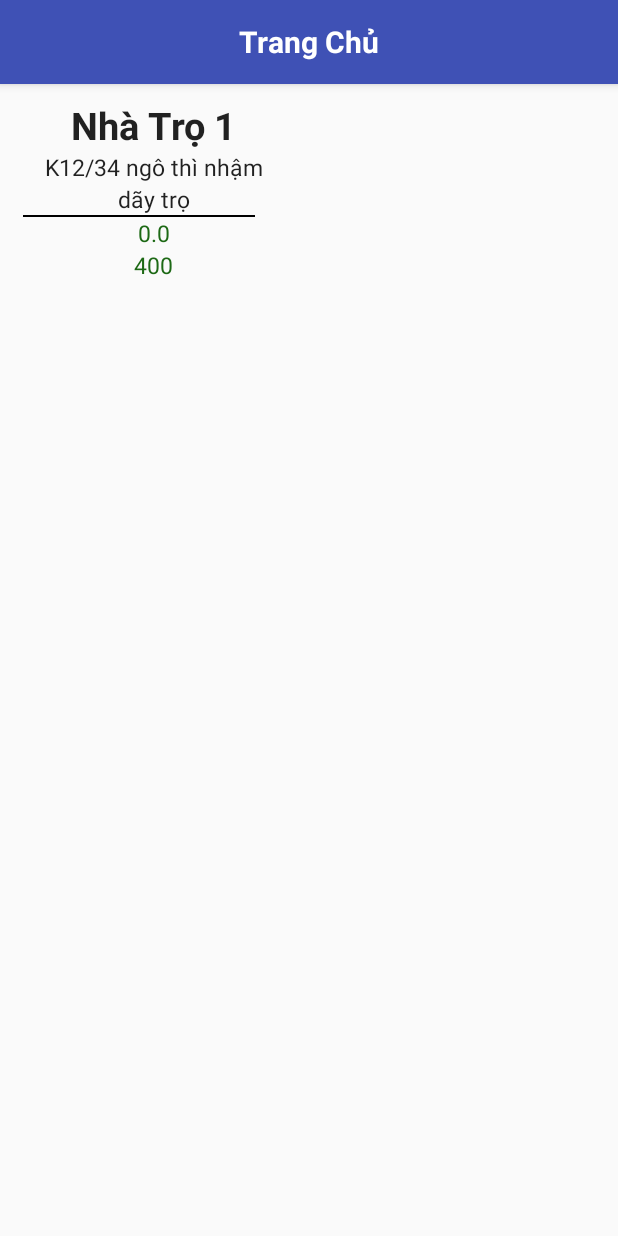
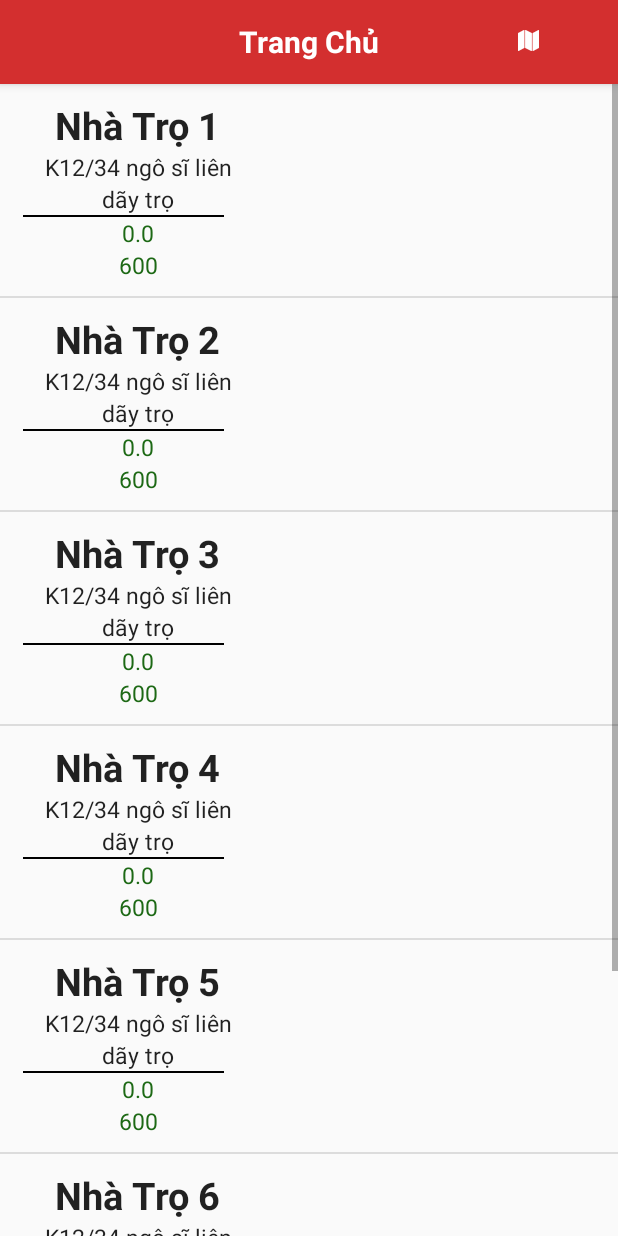
Before and after one commit to huynhsang/EasyPlaces, an Android app: the fragment Fragment_Home placed in its activity, on a phone screen of 412 x 824 dp. Run offline under Robolectric (Android 15) with nearby library versions, the phone set to English and light mode, and no system bars; libraries missing offline, so code that uses them is left out: com.roughike.bottombar; 12 statements that could not run were skipped.

```diff
--- a/app/build.gradle
+++ b/app/build.gradle
@@ -30,4 +30,5 @@ dependencies {
     compile 'com.android.support:design:23.4.0'
     compile 'com.roughike:bottom-bar:1.2.1'
 //    compile 'com.android.support:support-v4:23.4.0'
+    compile 'com.google.android.gms:play-services:9.0.1'
 }
--- a/app/src/main/java/com/vn/beta/easyplaces/models/Post.java
+++ b/app/src/main/java/com/vn/beta/easyplaces/models/Post.java
@@ -4,7 +4,7 @@ package com.vn.beta.easyplaces.models;
 public class Post {
 
     private int id, price, ownerId;
-    private String name, address, type, longitude, latitude, dateTime, zone;
+    private String name, address, type, dateTime, zone,longitude, latitude;
     private float area;
 
     private String link;
@@ -30,6 +30,15 @@ public class Post {
         this.type = type;
         this.price = price;
         this.link = link;
+    }
+    public Post(String name, String address, String type, float area, int price, String link,String latitude,String longitude){
+        this.name = name;
+        this.address = address;
+        this.type = type;
+        this.price = price;
+        this.link = link;
+        this.latitude=latitude;
+        this.longitude=longitude;
     }
 
     public int getId() {
--- a/app/src/main/java/com/vn/beta/easyplaces/views/activities/MainActivity.java
+++ b/app/src/main/java/com/vn/beta/easyplaces/views/activities/MainActivity.java
@@ -1,8 +1,12 @@
 package com.vn.beta.easyplaces.views.activities;
 
+import android.app.Activity;
+import android.content.Intent;
 import android.os.Bundle;
 import android.support.v7.app.ActionBar;
 import android.support.v7.app.AppCompatActivity;
+import android.view.View;
+import android.widget.Button;
 import android.widget.TextView;
 
 import com.roughike.bottombar.BottomBar;
@@ -19,6 +23,7 @@ public class MainActivity extends AppCompatActivity {
     BottomBar bottomBar;
     ActionBar actionBar;
     TextView txtTitle;
+    Button btnToMap;
     @Override
     protected void onCreate(Bundle savedInstanceState) {
         super.onCreate(savedInstanceState);
@@ -29,24 +34,37 @@ public class MainActivity extends AppCompatActivity {
     }
 
     private void addEvents() {
+        btnToMap.setOnClickListener(new View.OnClickListener() {
+            @Override
+            public void onClick(View v) {
+                Intent intent=new Intent(MainActivity.this,MapsActivity.class);
+                startActivity(intent);
+            }
+        });
+
         bottomBar.setOnItemSelectedListener(new OnTabSelectedListener() {
             @Override
             public void onItemSelected(int position) {
                 switch (position){
                     case 0:
                         txtTitle.setText("Trang Chủ");
+                        btnToMap.setVisibility(View.VISIBLE);
                         break;
                     case 1:
                         txtTitle.setText("Tìm Kiếm");
+                        btnToMap.setVisibility(View.GONE);
                         break;
                     case 2:
                         txtTitle.setText("Đã Lưu");
+                        btnToMap.setVisibility(View.GONE);
                         break;
                     case 3:
                         txtTitle.setText("Thông Báo");
+                        btnToMap.setVisibility(View.GONE);
                         break;
                     case 4:
                         txtTitle.setText("Menu");
+                        btnToMap.setVisibility(View.GONE);
                         break;
                 }
             }
@@ -65,14 +83,14 @@ public class MainActivity extends AppCompatActivity {
                 new BottomBarFragment(SampleFragment.newInstance("notification"),R.drawable.ic_notifications_none_black_24dp,"Noti.."),
                 new BottomBarFragment(SampleFragment.newInstance("setting"),R.drawable.ic_menu_black_24dp,"Menu")
         );
-        bottomBar.mapColorForTab(0, "#3B494C");
+        bottomBar.mapColorForTab(0, "#D32F2F");
         bottomBar.mapColorForTab(1, "#00796B");
         bottomBar.mapColorForTab(2, "#7B1FA2");
-        bottomBar.mapColorForTab(3, "#FF5252");
+        bottomBar.mapColorForTab(3, "#3B494C");
         bottomBar.mapColorForTab(4, "#FFF9B70E");
 
 
-        BottomBarBadge bottomBarBadge=bottomBar.makeBadgeForTabAt(3,"#E91E63",4);
+        BottomBarBadge bottomBarBadge=bottomBar.makeBadgeForTabAt(3,"#1A237E",4);
         bottomBarBadge.show();
         bottomBarBadge.setAnimationDuration(200);
         actionBar=getSupportActionBar();
@@ -80,7 +98,7 @@ public class MainActivity extends AppCompatActivity {
         actionBar.setDisplayOptions(ActionBar.DISPLAY_SHOW_CUSTOM);
         actionBar.setCustomView(R.layout.layout_toolbar);
         txtTitle = (TextView) findViewById(R.id.myToolbarTitle);
-
+        btnToMap= (Button) findViewById(R.id.btnToMap);
 
 
     }
--- a/app/src/main/java/com/vn/beta/easyplaces/views/fragments/Fragment_Home.java
+++ b/app/src/main/java/com/vn/beta/easyplaces/views/fragments/Fragment_Home.java
@@ -21,13 +21,12 @@ import java.util.ArrayList;
 
 
 public class Fragment_Home extends Fragment {
-    private ArrayList<Post> hotels;
+    private static ArrayList<Post> posts=new ArrayList<>();
     private ListView listView;
     public static AdapterListViewHome adapterListViewHome;
     public static ArrayList<Bitmap> bitmaps;
     public static boolean flag=false;
 
-//    private static final String STARTING_TEXT = "BOTTOM BAR";
 
     public Fragment_Home() {
     }
@@ -43,14 +42,14 @@ public class Fragment_Home extends Fragment {
     public View onCreateView(LayoutInflater inflater, ViewGroup container, Bundle savedInstanceState) {
         View view = inflater.inflate(R.layout.fragment_home, container, false);
         listView = (ListView) view.findViewById(R.id.lvHotel);
-        hotels = new ArrayList<>();
+        posts = new ArrayList<>();
         final ArrayList<String> links=new ArrayList<>();
         giaLap(links);
 
         adapterListViewHome = new AdapterListViewHome(
                 getActivity(),
                 R.layout.item_home,
-                hotels);
+                posts);
         listView.setAdapter(adapterListViewHome);
         if (bitmaps==null){
             DownloadImage downloadImage=new DownloadImage(getContext());
@@ -62,28 +61,30 @@ public class Fragment_Home extends Fragment {
 
     private void giaLap(ArrayList<String> links) {
 
-        hotels.add(new Post("Nhà Trọ 1", "K12/34 ngô thì nhậm",
-                "dãy trọ", 40, 400, "http://www.xaydungdatnguon.com/images/dichvu/1429115624_tu-van-xay-dung-nha-tro.jpg"));
-        /*hotels.add(new Post("Nhà Trọ 2", "K12/34 ngô sĩ liên",
-                "dãy trọ", 40, 400, "https://fbcdn-photos-c-a.akamaihd.net/hphotos-ak-xlf1/v/t1.0-0/s403x403/8296_1555283951428831_7600305487764050737_n.jpg?oh=df95d817924aeafadbceffa367fa6913&oe=5823A4FC&__gda__=1478197573_4791449df403271acff580e5f5003745"));
-        hotels.add(new Post("Nhà Trọ 3", "K12/34 ngô sĩ liên",
-                "dãy trọ", 40, 400, "http://www.xaydungdatnguon.com/images/dichvu/1429115624_tu-van-xay-dung-nha-tro.jpg"));
-        hotels.add(new Post("Nhà Trọ 4", "K12/34 ngô sĩ liên",
-                "dãy trọ", 40, 400, "http://www.xaydungdatnguon.com/images/dichvu/1429115624_tu-van-xay-dung-nha-tro.jpg"));
-        hotels.add(new Post("Nhà Trọ 5", "K12/34 ngô sĩ liên",
-                "dãy trọ", 40, 400, "http://www.xaydungdatnguon.com/images/dichvu/1429115624_tu-van-xay-dung-nha-tro.jpg"));
-        hotels.add(new Post("Nhà Trọ 6", "K12/34 ngô sĩ liên",
-                "dãy trọ", 40, 400, "http://www.xaydungdatnguon.com/images/dichvu/1429115624_tu-van-xay-dung-nha-tro.jpg"));
-        hotels.add(new Post("Nhà Trọ 7", "K12/34 ngô sĩ liên",
-                "dãy trọ", 40, 400, "https://scontent-hkg3-1.xx.fbcdn.net/v/t1.0-9/13614961_1187910394586621_7843891021441422156_n.jpg?oh=4e2115b6a48aa33b557dd396982835ca&oe=58134AE6"));*/
-        links.add(hotels.get(0).getLink());
-       /* links.add(hotels.get(1).getLink());
-        links.add(hotels.get(2).getLink());
-        links.add(hotels.get(3).getLink());
-        links.add(hotels.get(4).getLink());
-        links.add(hotels.get(5).getLink());
-        links.add(hotels.get(6).getLink());*/
+        posts.add(new Post("Nhà Trọ 1", "K12/34 ngô sĩ liên",
+                "dãy trọ", 40, 600, "http://www.xaydungdatnguon.com/images/dichvu/1429115624_tu-van-xay-dung-nha-tro.jpg","-58.499435", "74.882813"));
+        posts.add(new Post("Nhà Trọ 2", "K12/34 ngô sĩ liên",
+                "dãy trọ", 40, 600, "https://fbcdn-photos-c-a.akamaihd.net/hphotos-ak-xlf1/v/t1.0-0/s403x403/8296_1555283951428831_7600305487764050737_n.jpg?oh=df95d817924aeafadbceffa367fa6913&oe=5823A4FC&__gda__=1478197573_4791449df403271acff580e5f5003745","0.955766", "34.804688"));
+        posts.add(new Post("Nhà Trọ 3", "K12/34 ngô sĩ liên",
+                "dãy trọ", 40, 600, "http://www.xaydungdatnguon.com/images/dichvu/1429115624_tu-van-xay-dung-nha-tro.jpg","30.968189", "-87.539063"));
+        posts.add(new Post("Nhà Trọ 4", "K12/34 ngô sĩ liên",
+                "dãy trọ", 40, 600, "http://www.xaydungdatnguon.com/images/dichvu/1429115624_tu-van-xay-dung-nha-tro.jpg","16.082093", "108.109632"));
+        posts.add(new Post("Nhà Trọ 5", "K12/34 ngô sĩ liên",
+                "dãy trọ", 40, 600, "http://www.xaydungdatnguon.com/images/dichvu/1429115624_tu-van-xay-dung-nha-tro.jpg","16.082093", "108.109632"));
+        posts.add(new Post("Nhà Trọ 6", "K12/34 ngô sĩ liên",
+                "dãy trọ", 40, 600, "http://www.xaydungdatnguon.com/images/dichvu/1429115624_tu-van-xay-dung-nha-tro.jpg","16.075907", "108.118944"));
+        posts.add(new Post("Nhà Trọ 7", "K12/34 ngô sĩ liên",
+                "dãy trọ", 40, 600, "https://scontent-hkg3-1.xx.fbcdn.net/v/t1.0-9/13614961_1187910394586621_7843891021441422156_n.jpg?oh=4e2115b6a48aa33b557dd396982835ca&oe=58134AE6","16.078670", "108.098645"));
+        links.add(posts.get(0).getLink());
+        links.add(posts.get(1).getLink());
+        links.add(posts.get(2).getLink());
+        links.add(posts.get(3).getLink());
+        links.add(posts.get(4).getLink());
+        links.add(posts.get(5).getLink());
+        links.add(posts.get(6).getLink());
     }
 
-
+    public static ArrayList<Post> getPosts() {
+        return posts;
+    }
 }
--- a/app/src/main/res/layout/layout_toolbar.xml
+++ b/app/src/main/res/layout/layout_toolbar.xml
@@ -1,18 +1,31 @@
 <?xml version="1.0" encoding="utf-8"?>
-<LinearLayout
-    xmlns:android="http://schemas.android.com/apk/res/android"
+<RelativeLayout xmlns:android="http://schemas.android.com/apk/res/android"
     android:layout_width="match_parent"
     android:layout_height="wrap_content"
-    android:orientation="vertical" >
+    xmlns:app="http://schemas.android.com/apk/res-auto">
 
-<TextView
+    <TextView
     android:layout_width="wrap_content"
     android:layout_height="wrap_content"
-    android:layout_gravity="center"
-    android:text="Trang Chủ"
+        android:text="Trang Chủ"
     android:textColor="#ffffff"
     android:id="@+id/myToolbarTitle"
     android:textSize="20sp"
-    android:textStyle="bold"/>
+    android:textStyle="bold"
+        android:layout_gravity="center_horizontal"
+        android:layout_alignParentTop="true"
+        android:layout_centerHorizontal="true" />
 
-</LinearLayout>
+    <com.vn.beta.easyplaces.effects.fonts.CustomFontButton
+        android:layout_width="wrap_content"
+        android:layout_height="wrap_content"
+        android:id="@+id/btnToMap"
+        app:font="@string/font_fontawesome"
+        android:text="&#xf279;"
+        android:layout_alignParentTop="true"
+        android:layout_alignParentEnd="true"
+        android:background="#00ffffff"
+        android:textColor="#ffffff"
+        android:layout_alignBottom="@+id/myToolbarTitle" />
+
+</RelativeLayout>
--- /dev/null
+++ b/app/src/main/res/values-w820dp/dimens.xml
@@ -0,0 +1,6 @@
+<resources>
+    <!-- Example customization of dimensions originally defined in res/values/dimens.xml
+         (such as screen margins) for screens with more than 820dp of available width. This
+         would include 7" and 10" devices in landscape (~960dp and ~1280dp respectively). -->
+    <dimen name="activity_horizontal_margin">64dp</dimen>
+</resources>
--- a/app/src/main/res/values/colors.xml
+++ b/app/src/main/res/values/colors.xml
@@ -1,6 +1,6 @@
 <?xml version="1.0" encoding="utf-8"?>
 <resources>
-    <color name="colorPrimary">#3F51B5</color>
-    <color name="colorPrimaryDark">#303F9F</color>
-    <color name="colorAccent">#FF4081</color>
+    <color name="colorPrimary">#D32F2F</color>
+    <color name="colorPrimaryDark">#B71C1C</color>
+    <color name="colorAccent">#9C27B0</color>
 </resources>
--- /dev/null
+++ b/app/src/main/res/values/dimens.xml
@@ -0,0 +1,5 @@
+<resources>
+    <!-- Default screen margins, per the Android Design guidelines. -->
+    <dimen name="activity_horizontal_margin">16dp</dimen>
+    <dimen name="activity_vertical_margin">16dp</dimen>
+</resources>
```
Also changed, not shown: app/src/main/AndroidManifest.xml (+22 -1 lines), app/src/main/java/com/vn/beta/easyplaces/views/activities/MapsActivity.java (added, +51 -0 lines), app/src/main/res/layout/activity_maps.xml (added, +19 -0 lines), app/src/main/res/values/google_maps_api.xml (added, +22 -0 lines).
